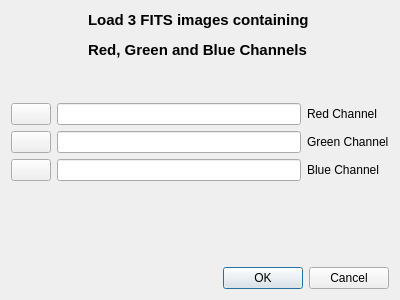
First picture: the form in src/UI/FitsImporter.ui, repository LuminanceHDR/LuminanceHDR, before the edit.
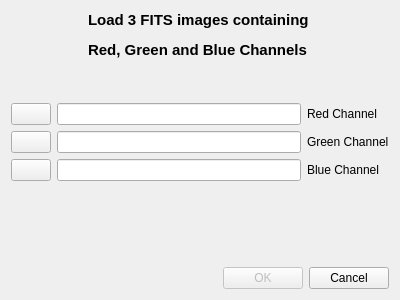
Second picture: the form after the edit. Icons and pictures are not drawn.

What changed in the file:
```diff
--- a/src/UI/FitsImporter.ui
+++ b/src/UI/FitsImporter.ui
@@ -44,6 +44,9 @@
      </item>
      <item>
       <widget class="QPushButton" name="pushButtonOK">
+       <property name="enabled">
+        <bool>false</bool>
+       </property>
        <property name="text">
         <string>OK</string>
        </property>
```
